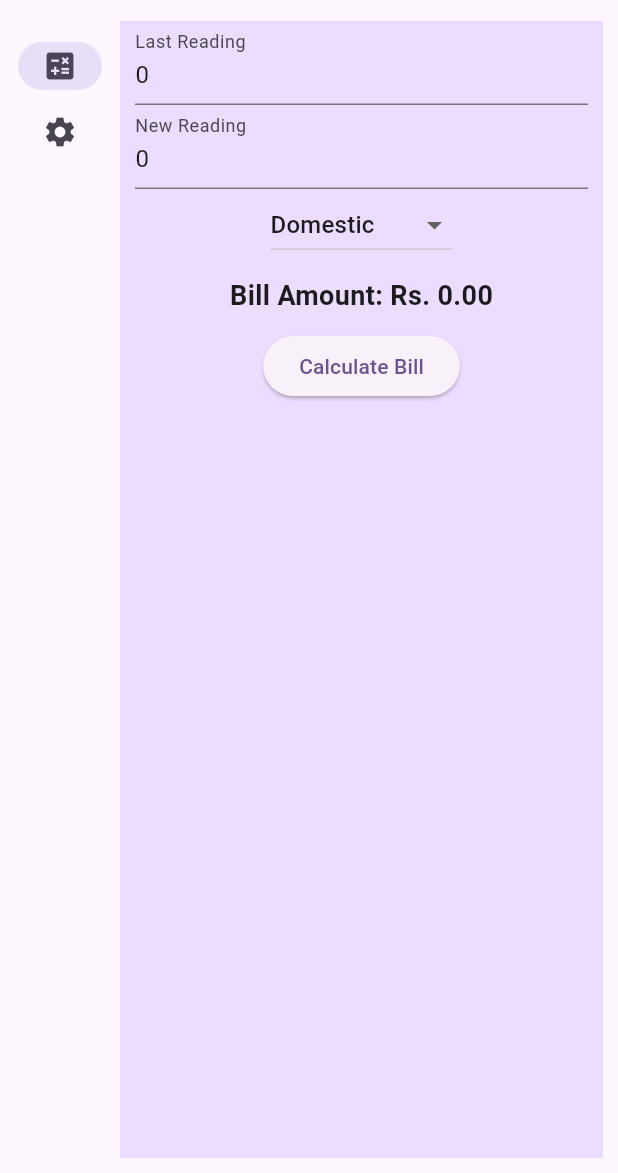
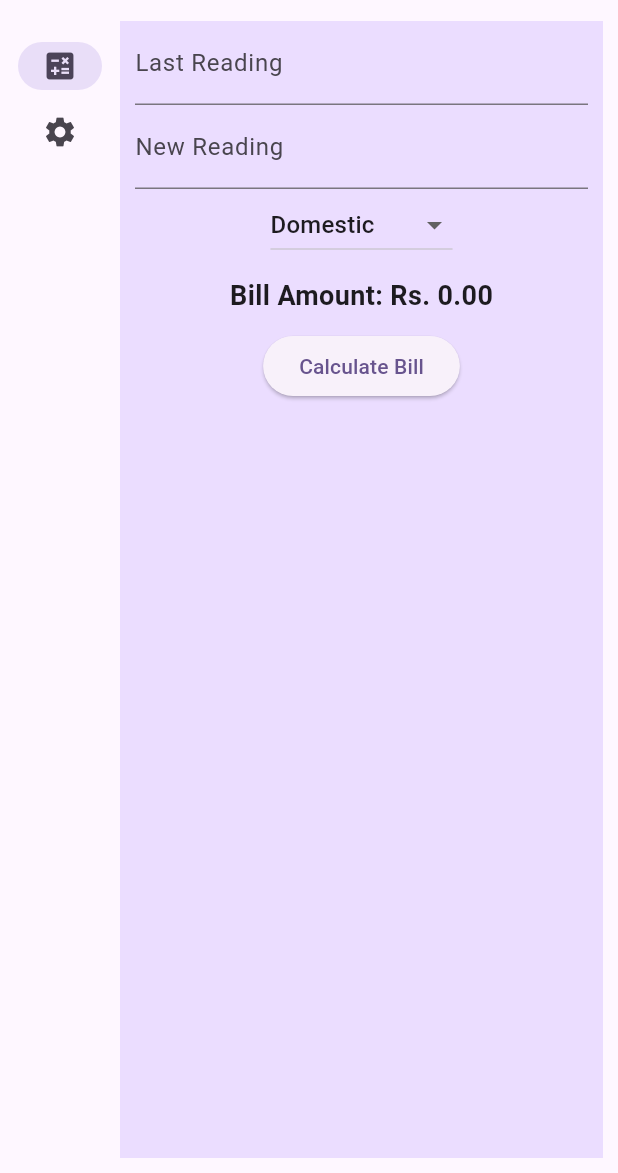
Before and after one commit to zaibugemi/bill_cal, a Flutter app: the screen it shows after launch, on a phone screen of 412 x 824 dp, the part 63-1236 px from its top. Run offline on Flutter 3.47's test engine with Material 2 defaults, Android fonts, the phone set to English and light mode, and no system bars.

Commit message:
feat: remove default values for reading fields

```diff
--- a/lib/main.dart
+++ b/lib/main.dart
@@ -115,8 +115,8 @@ class _ElectricityBillCalculatorState extends State<ElectricityBillCalculator> {
         rates: <Rate>[Rate(startUnits: 0, endUnits: 99999, rate: 7.0)]),
   });
 
-  final lastReadingController = TextEditingController(text: '0');
-  final newReadingController = TextEditingController(text: '0');
+  final lastReadingController = TextEditingController();
+  final newReadingController = TextEditingController();
   final categoryController = TextEditingController(text: 'Domestic');
 
   double billAmount = 0;
```
